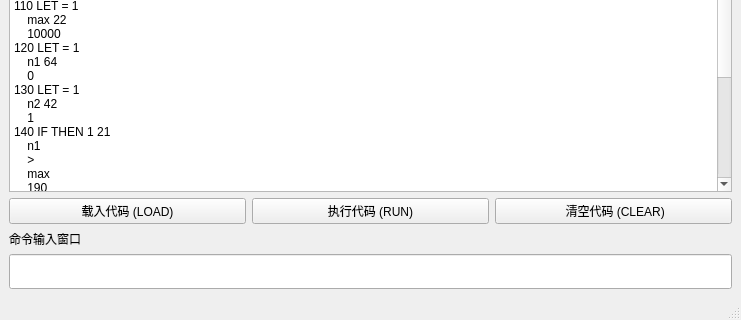
The window that mainwindow.ui (Vollerei6/Vollerei6-s-QBasic) describes before a commit, drawn with Qt 5; both pictures show x 0 to 741 and y 323 to 643 of the 741 by 643 pixel window.
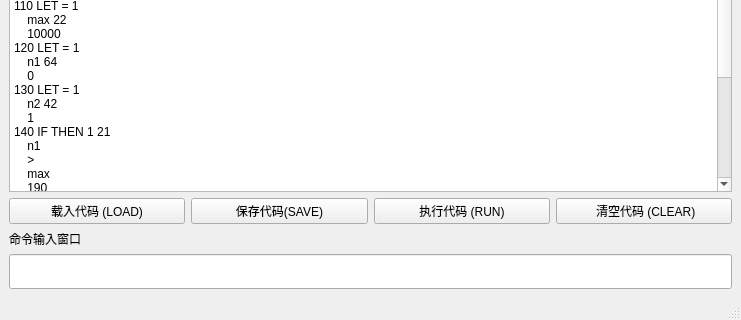
The same window after the commit.

Diff of the .ui file:
```diff
--- a/mainwindow.ui
+++ b/mainwindow.ui
@@ -184,6 +184,13 @@
           </property>
          </widget>
         </item>
+        <item>
+         <widget class="QPushButton" name="btnSaveCode">
+          <property name="text">
+           <string>保存代码(SAVE)</string>
+          </property>
+         </widget>
+        </item>
         <item>
          <widget class="QPushButton" name="btnRunCode">
           <property name="text">
```
Left out of the diff: 2 changed lines with no effect on the pictures.
